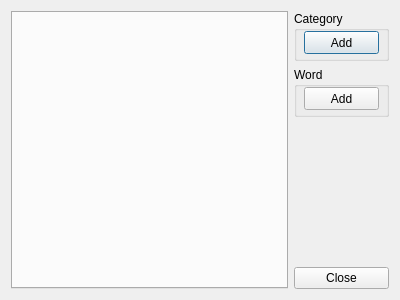
Old version of the form vocabularymanagerdialog.ui in the repository martin-kudlicka/vocabulary-master.
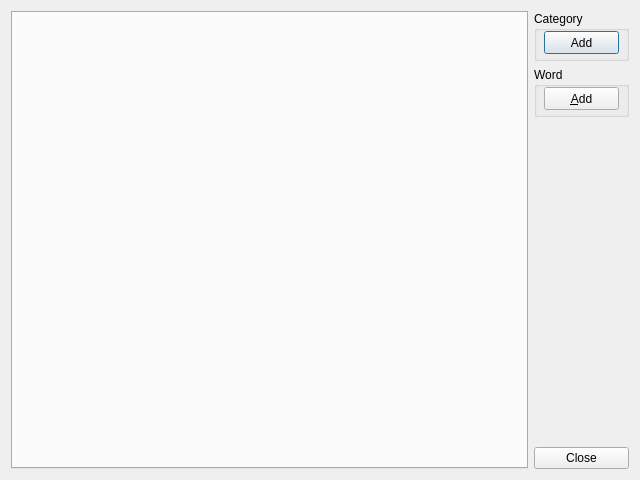
New version of the form.

Commit message: + default dimensions changed to 640x480 + add new word shortcut

```diff
--- a/vocabularymanagerdialog.ui
+++ b/vocabularymanagerdialog.ui
@@ -6,8 +6,8 @@
    <rect>
     <x>0</x>
     <y>0</y>
-    <width>400</width>
-    <height>300</height>
+    <width>640</width>
+    <height>480</height>
    </rect>
   </property>
   <property name="windowTitle">
@@ -70,7 +70,7 @@
          </rect>
         </property>
         <property name="text">
-         <string>Add</string>
+         <string>&amp;Add</string>
         </property>
        </widget>
       </widget>
```
